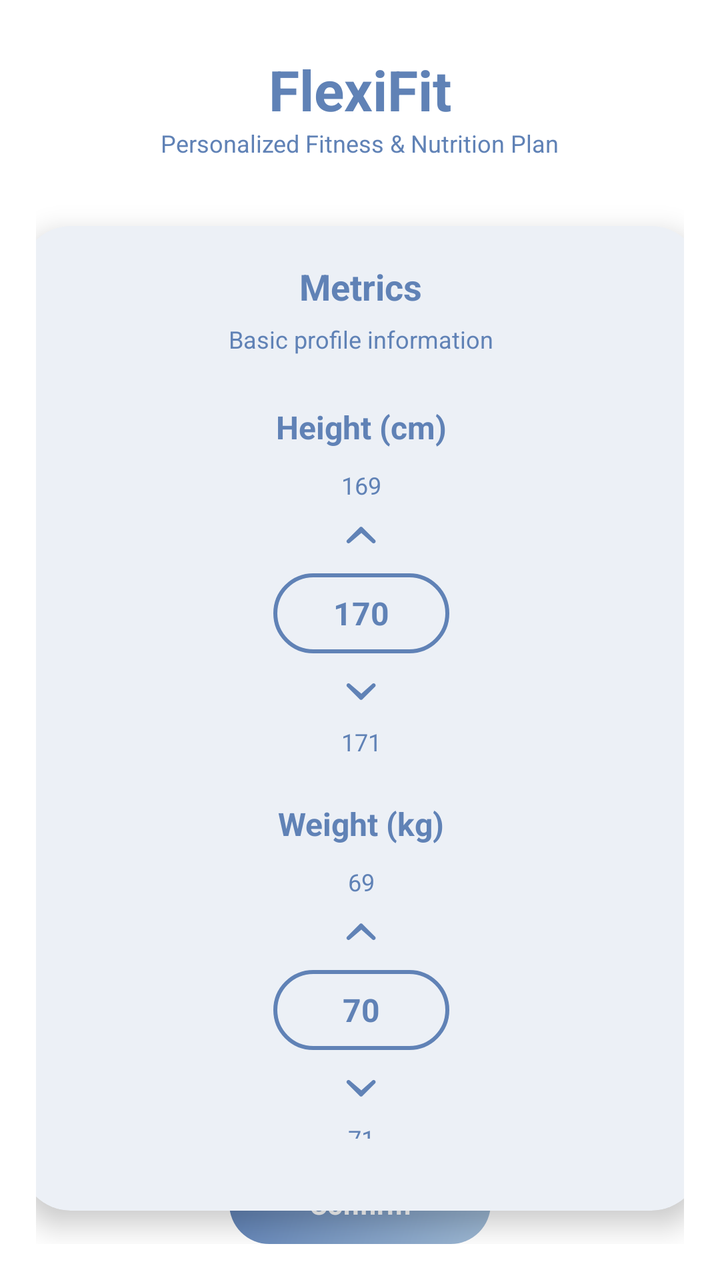
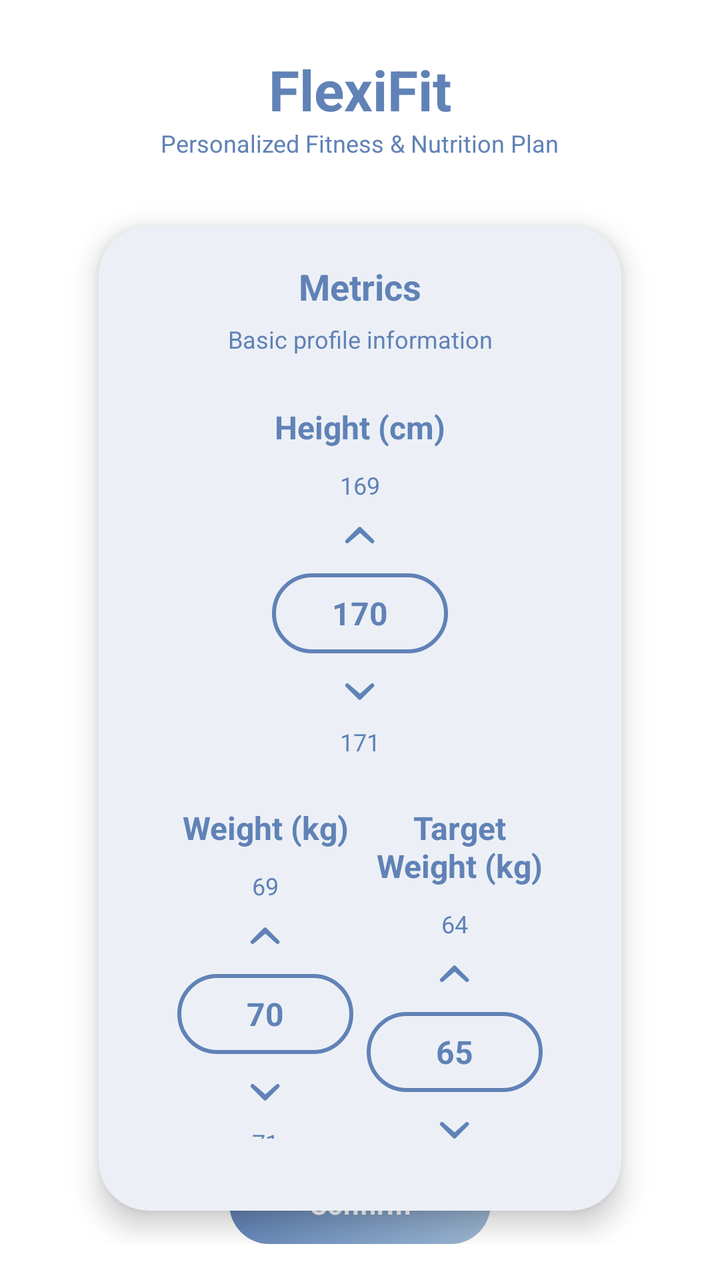

Compare the two renders of this Android layout. The source of the first and the diff that turns it into the second are given below.
<!-- AndroidManifest.xml: application theme Theme.FlexiFitApp -->
<!-- res/layout/obd_fragment_pg1p5_metrics.xml -->
<?xml version="1.0" encoding="utf-8"?>
<androidx.constraintlayout.widget.ConstraintLayout
    xmlns:android="http://schemas.android.com/apk/res/android"
    xmlns:app="http://schemas.android.com/apk/res-auto"
    android:layout_width="match_parent"
    android:layout_height="match_parent"
    android:background="@drawable/bg_screen_white"
    android:padding="18dp">

    <include
        android:id="@+id/header"
        layout="@layout/view_onboarding_header"
        app:layout_constraintTop_toTopOf="parent"
        app:layout_constraintStart_toStartOf="parent"
        app:layout_constraintEnd_toEndOf="parent"/>

    <com.google.android.material.card.MaterialCardView
        android:id="@+id/cardContainer"
        android:layout_width="371dp"
        android:layout_height="531dp"
        android:layout_marginStart="16dp"
        android:layout_marginTop="14dp"
        android:layout_marginEnd="16dp"
        app:contentPadding="18dp"
        app:cardUseCompatPadding="true"
        app:cardCornerRadius="25dp"
        app:cardElevation="8dp"
        app:layout_constraintEnd_toEndOf="parent"
        app:layout_constraintStart_toStartOf="parent"
        app:layout_constraintTop_toBottomOf="@id/header"
        app:strokeWidth="0dp">

        
        <LinearLayout
            android:id="@+id/pg1p5cardMainWrap"
            android:layout_width="match_parent"
            android:layout_height="match_parent"
            android:orientation="vertical">

            
            <LinearLayout
                android:id="@+id/MetricstitleWrap"
                android:layout_width="match_parent"
                android:layout_height="wrap_content"
                android:layout_marginBottom="7dp"
                android:orientation="vertical"
                android:gravity="center_horizontal">

                <TextView
                    android:id="@+id/tvTitle"
                    android:layout_width="match_parent"
                    android:layout_height="wrap_content"
                    android:gravity="center"
                    android:text="Metrics"
                    android:textColor="@color/colorPrimary"
                    android:textSize="18sp"
                    android:textStyle="bold" />

                <TextView
                    android:id="@+id/tvSubtitle"
                    android:layout_width="match_parent"
                    android:layout_height="wrap_content"
                    android:layout_marginTop="6dp"
                    android:gravity="center"
                    android:text="Basic profile information"
                    android:textColor="@color/colorPrimary"
                    android:textSize="12sp" />

            </LinearLayout>

            
            <FrameLayout
                android:id="@+id/contentArea"
                android:layout_width="match_parent"
                android:layout_height="0dp"
                android:layout_weight="1"
                android:foregroundGravity="center">

                <androidx.constraintlayout.widget.ConstraintLayout
                    android:id="@+id/lcard"
                    android:layout_width="match_parent"
                    android:layout_height="match_parent"
                    android:padding="18dp">

                    
                    <TextView
                        android:id="@+id/tvHeightLabel"
                        android:layout_width="wrap_content"
                        android:layout_height="wrap_content"
                        android:text="Height (cm)"
                        android:textColor="@color/colorPrimary"
                        android:textSize="16sp"
                        android:textStyle="bold"
                        app:layout_constraintTop_toTopOf="parent"
                        app:layout_constraintStart_toStartOf="parent"
                        app:layout_constraintEnd_toEndOf="parent" />

                    <LinearLayout
                        android:id="@+id/heightPicker"
                        android:layout_width="wrap_content"
                        android:layout_height="wrap_content"
                        android:layout_marginTop="10dp"
                        android:gravity="center_horizontal"
                        android:orientation="vertical"
                        app:layout_constraintTop_toBottomOf="@id/tvHeightLabel"
                        app:layout_constraintStart_toStartOf="parent"
                        app:layout_constraintEnd_toEndOf="parent">

                        <TextView
                            android:id="@+id/tvHeightPrev"
                            android:layout_width="wrap_content"
                            android:layout_height="wrap_content"
                            android:text="169"
                            android:textColor="@color/colorPrimary"
                            android:textSize="12sp" />

                        <ImageButton
                            android:id="@+id/btnHeightUp"
                            android:layout_width="36dp"
                            android:layout_height="36dp"
                            android:background="@android:color/transparent"
                            android:src="@drawable/baseline_keyboard_arrow_up_24"
                            android:contentDescription="Height up" />

                        
                        <FrameLayout
                            android:layout_width="88dp"
                            android:layout_height="40dp">

                            <TextView
                                android:id="@+id/tvHeightSelected"
                                android:layout_width="match_parent"
                                android:layout_height="match_parent"
                                android:gravity="center"
                                android:text="170"
                                android:textColor="@color/colorPrimary"
                                android:textSize="16sp"
                                android:textStyle="bold" />

                            <View
                                android:layout_width="match_parent"
                                android:layout_height="match_parent"
                                android:background="@drawable/flexifit_border"
                                android:clickable="false"
                                android:focusable="false"
                                android:importantForAccessibility="no" />
                        </FrameLayout>

                        <ImageButton
                            android:id="@+id/btnHeightDown"
                            android:layout_width="36dp"
                            android:layout_height="36dp"
                            android:background="@android:color/transparent"
                            android:src="@drawable/baseline_keyboard_arrow_down_24"
                            android:contentDescription="Height down" />

                        <TextView
                            android:id="@+id/tvHeightNext"
                            android:layout_width="wrap_content"
                            android:layout_height="wrap_content"
                            android:text="171"
                            android:textColor="@color/colorPrimary"
                            android:textSize="12sp" />
                    </LinearLayout>

                    
                    <TextView
                        android:id="@+id/tvWeightLabel"
                        android:layout_width="wrap_content"
                        android:layout_height="wrap_content"
                        android:layout_marginTop="22dp"
                        android:text="Weight (kg)"
                        android:textColor="@color/colorPrimary"
                        android:textSize="16sp"
                        android:textStyle="bold"
                        app:layout_constraintTop_toBottomOf="@id/heightPicker"
                        app:layout_constraintStart_toStartOf="parent"
                        app:layout_constraintEnd_toEndOf="parent" />

                    <LinearLayout
                        android:id="@+id/weightPicker"
                        android:layout_width="wrap_content"
                        android:layout_height="wrap_content"
                        android:layout_marginTop="10dp"
                        android:gravity="center_horizontal"
                        android:orientation="vertical"
                        app:layout_constraintTop_toBottomOf="@id/tvWeightLabel"
                        app:layout_constraintStart_toStartOf="parent"
                        app:layout_constraintEnd_toEndOf="parent">

                        <TextView
                            android:id="@+id/tvWeightPrev"
                            android:layout_width="wrap_content"
                            android:layout_height="wrap_content"
                            android:text="69"
                            android:textColor="@color/colorPrimary"
                            android:textSize="12sp" />

                        <ImageButton
                            android:id="@+id/btnWeightUp"
                            android:layout_width="36dp"
                            android:layout_height="36dp"
                            android:background="@android:color/transparent"
                            android:src="@drawable/baseline_keyboard_arrow_up_24"
                            android:contentDescription="Weight up" />

                        
                        <FrameLayout
                            android:layout_width="88dp"
                            android:layout_height="40dp">

                            <TextView
                                android:id="@+id/tvWeightSelected"
                                android:layout_width="match_parent"
                                android:layout_height="match_parent"
                                android:gravity="center"
                                android:text="70"
                                android:textColor="@color/colorPrimary"
                                android:textSize="16sp"
                                android:textStyle="bold" />

                            <View
                                android:layout_width="match_parent"
                                android:layout_height="match_parent"
                                android:background="@drawable/flexifit_border"
                                android:clickable="false"
                                android:focusable="false"
                                android:importantForAccessibility="no" />
                        </FrameLayout>

                        <ImageButton
                            android:id="@+id/btnWeightDown"
                            android:layout_width="36dp"
                            android:layout_height="36dp"
                            android:background="@android:color/transparent"
                            android:src="@drawable/baseline_keyboard_arrow_down_24"
                            android:contentDescription="Weight down" />

                        <TextView
                            android:id="@+id/tvWeightNext"
                            android:layout_width="wrap_content"
                            android:layout_height="wrap_content"
                            android:text="71"
                            android:textColor="@color/colorPrimary"
                            android:textSize="12sp" />
                    </LinearLayout>

                </androidx.constraintlayout.widget.ConstraintLayout>

            </FrameLayout>

        </LinearLayout>

    </com.google.android.material.card.MaterialCardView>

    <TextView
        android:id="@+id/btnConfirm"
        android:layout_width="wrap_content"
        android:layout_height="40dp"
        android:background="@drawable/btn_gradient"
        android:textColor="@color/white"
        android:paddingLeft="40dp"
        android:paddingRight="40dp"
        android:text="Confirm"
        android:textStyle="bold"
        android:gravity="center"
        app:layout_constraintBottom_toBottomOf="parent"
        app:layout_constraintEnd_toEndOf="parent"
        app:layout_constraintStart_toStartOf="parent" />
</androidx.constraintlayout.widget.ConstraintLayout>
<!-- res/layout/view_onboarding_header.xml (included above) -->
<?xml version="1.0" encoding="utf-8"?>
<LinearLayout xmlns:android="http://schemas.android.com/apk/res/android"
    android:layout_width="match_parent"
    android:layout_height="wrap_content"
    android:orientation="vertical"
    android:gravity="center_horizontal"
    android:paddingTop="8dp">

    <TextView
        android:id="@+id/tvBrand"
        android:layout_width="wrap_content"
        android:layout_height="wrap_content"
        android:text="FlexiFit"
        android:textColor="@color/colorPrimary"
        android:textSize="28sp"
        android:textStyle="bold"/>

    <TextView
        android:id="@+id/tvTagline"
        android:layout_width="wrap_content"
        android:layout_height="wrap_content"
        android:text="Personalized Fitness &amp; Nutrition Plan"
        android:textColor="@color/colorPrimary"
        android:textSize="12sp"/>
</LinearLayout>
<!-- resources referenced by this layout -->
<resources>
  <color name="colorPrimary">#6082B6</color>
  <color name="white">#FFFFFF</color>
  <!-- drawable baseline_keyboard_arrow_down_24 (drawable) -->
  <vector xmlns:android="http://schemas.android.com/apk/res/android"
      android:width="24dp"
      android:height="24dp"
      android:viewportWidth="24"
      android:viewportHeight="24"
      android:tint="@color/colorPrimary">
  
      <path
          android:fillColor="@android:color/white"
          android:pathData="M6.29,9.29c-0.39,-0.39 -1.02,-0.39 -1.41,0c-0.39,0.39 -0.39,1.02 0,1.41l6.29,6.3c0.39,0.39 1.02,0.39 1.41,0l6.29,-6.3c0.39,-0.39 0.39,-1.02 0,-1.41c-0.39,-0.39 -1.02,-0.39 -1.41,0L12,14.17l-5.71,-4.88z"/>
  </vector>
  <!-- drawable baseline_keyboard_arrow_up_24 (drawable) -->
  <vector xmlns:android="http://schemas.android.com/apk/res/android"
      android:width="24dp"
      android:height="24dp"
      android:viewportWidth="24"
      android:viewportHeight="24"
      android:tint="@color/colorPrimary">
  
      <path
          android:fillColor="@android:color/white"
          android:pathData="M6.29,14.71c-0.39,0.39 -1.02,0.39 -1.41,0c-0.39,-0.39 -0.39,-1.02 0,-1.41l6.29,-6.3c0.39,-0.39 1.02,-0.39 1.41,0l6.29,6.3c0.39,0.39 0.39,1.02 0,1.41c-0.39,0.39 -1.02,0.39 -1.41,0L12,9.83l-5.71,4.88z"/>
  </vector>
  <!-- drawable bg_screen_white (drawable) -->
  <?xml version="1.0" encoding="utf-8"?>
  <shape xmlns:android="http://schemas.android.com/apk/res/android">
      <solid android:color="@android:color/white"/>
  </shape>
  <!-- drawable btn_gradient (drawable) -->
  <?xml version="1.0" encoding="utf-8"?>
  <shape xmlns:android="http://schemas.android.com/apk/res/android">
      <gradient
          android:startColor="@color/gradientStart"
          android:endColor="@color/gradientEnd"
          android:angle="315"
          android:type="linear" />
  
      <corners android:radius="24dp" />
  </shape>
  <!-- drawable flexifit_border (drawable) -->
  <?xml version="1.0" encoding="utf-8"?>
  <shape xmlns:android="http://schemas.android.com/apk/res/android"
      android:shape="rectangle">
  
      <stroke
          android:width="2dp"
          android:color="@color/colorPrimary"/>
  
      <corners
          android:radius="30dp"/>
  
  </shape>
  <style name="Theme.FlexiFitApp" parent="Base.Theme.FlexiFitApp">
          
          <item name="navigationViewStyle">@style/Widget.FlexiFit.NavigationView</item>
      </style>
  <color name="gradientStart">#6082B6</color>
  <color name="gradientEnd">#9eb9d4   </color>
  <style name="Widget.FlexiFit.NavigationView" parent="Widget.Material3.NavigationView">
          
          <item name="android:background">@color/drawer_bg</item>
  
          
          <item name="itemTextColor">@color/nav_item_text_color</item>
          <item name="itemIconTint">@color/nav_item_icon_tint</item>
  
          
          <item name="itemBackground">@drawable/nav_item_background</item>
      </style>
  <color name="drawer_bg">#FFFFFF</color>
  <!-- drawable nav_item_background (drawable) -->
  <?xml version="1.0" encoding="utf-8"?>
  <selector xmlns:android="http://schemas.android.com/apk/res/android">
      
      <item android:state_checked="true" android:drawable="@drawable/nav_item_bg_selected" />
      
      <item android:drawable="@android:color/transparent" />
  </selector>
  <!-- drawable nav_item_bg_selected (drawable) -->
  <?xml version="1.0" encoding="utf-8"?>
  <shape xmlns:android="http://schemas.android.com/apk/res/android"
      android:shape="rectangle">
  
      <solid android:color="@color/nav_item_active_bg" />
  
      
      <corners android:radius="24dp" />
  
  </shape>
  <color name="nav_item_active_bg">@color/colorPrimary</color>
  <!-- unchanged entries left out for length: 1 -->
</resources>

<!-- the commit's change to res/layout/obd_fragment_pg1p5_metrics.xml (unified diff, before → after) -->
@@ -16,7 +16,7 @@
 
     <com.google.android.material.card.MaterialCardView
         android:id="@+id/cardContainer"
-        android:layout_width="371dp"
+        android:layout_width="0dp"
         android:layout_height="531dp"
         android:layout_marginStart="16dp"
         android:layout_marginTop="14dp"
@@ -25,26 +25,24 @@
         app:cardUseCompatPadding="true"
         app:cardCornerRadius="25dp"
         app:cardElevation="8dp"
+        app:layout_constraintTop_toBottomOf="@id/header"
+        app:layout_constraintStart_toStartOf="parent"
         app:layout_constraintEnd_toEndOf="parent"
-        app:layout_constraintStart_toStartOf="parent"
-        app:layout_constraintTop_toBottomOf="@id/header"
         app:strokeWidth="0dp">
 
-        
         <LinearLayout
             android:id="@+id/pg1p5cardMainWrap"
             android:layout_width="match_parent"
             android:layout_height="match_parent"
             android:orientation="vertical">
 
-            
             <LinearLayout
                 android:id="@+id/MetricstitleWrap"
                 android:layout_width="match_parent"
                 android:layout_height="wrap_content"
                 android:layout_marginBottom="7dp"
-                android:orientation="vertical"
-                android:gravity="center_horizontal">
+                android:gravity="center_horizontal"
+                android:orientation="vertical">
 
                 <TextView
                     android:id="@+id/tvTitle"
@@ -65,10 +63,8 @@
                     android:text="Basic profile information"
                     android:textColor="@color/colorPrimary"
                     android:textSize="12sp" />
-
             </LinearLayout>
 
-            
             <FrameLayout
                 android:id="@+id/contentArea"
                 android:layout_width="match_parent"
@@ -119,10 +115,9 @@
                             android:layout_width="36dp"
                             android:layout_height="36dp"
                             android:background="@android:color/transparent"
-                            android:src="@drawable/baseline_keyboard_arrow_up_24"
-                            android:contentDescription="Height up" />
-
-                        
+                            android:contentDescription="Height up"
+                            android:src="@drawable/baseline_keyboard_arrow_up_24" />
+
                         <FrameLayout
                             android:layout_width="88dp"
                             android:layout_height="40dp">
@@ -151,8 +146,8 @@
                             android:layout_width="36dp"
                             android:layout_height="36dp"
                             android:background="@android:color/transparent"
-                            android:src="@drawable/baseline_keyboard_arrow_down_24"
-                            android:contentDescription="Height down" />
+                            android:contentDescription="Height down"
+                            android:src="@drawable/baseline_keyboard_arrow_down_24" />
 
                         <TextView
                             android:id="@+id/tvHeightNext"
@@ -166,27 +161,29 @@
                     
                     <TextView
                         android:id="@+id/tvWeightLabel"
-                        android:layout_width="wrap_content"
-                        android:layout_height="wrap_content"
-                        android:layout_marginTop="22dp"
+                        android:layout_width="0dp"
+                        android:layout_height="wrap_content"
+                        android:layout_marginTop="24dp"
+                        android:gravity="center"
                         android:text="Weight (kg)"
                         android:textColor="@color/colorPrimary"
                         android:textSize="16sp"
                         android:textStyle="bold"
                         app:layout_constraintTop_toBottomOf="@id/heightPicker"
                         app:layout_constraintStart_toStartOf="parent"
-                        app:layout_constraintEnd_toEndOf="parent" />
+                        app:layout_constraintEnd_toStartOf="@id/guidelineCenter"
+                        app:layout_constraintHorizontal_bias="0.5" />
 
                     <LinearLayout
                         android:id="@+id/weightPicker"
-                        android:layout_width="wrap_content"
+                        android:layout_width="0dp"
                         android:layout_height="wrap_content"
                         android:layout_marginTop="10dp"
                         android:gravity="center_horizontal"
                         android:orientation="vertical"
                         app:layout_constraintTop_toBottomOf="@id/tvWeightLabel"
                         app:layout_constraintStart_toStartOf="parent"
-                        app:layout_constraintEnd_toEndOf="parent">
+                        app:layout_constraintEnd_toStartOf="@id/guidelineCenter">
 
                         <TextView
                             android:id="@+id/tvWeightPrev"
@@ -201,10 +198,9 @@
                             android:layout_width="36dp"
                             android:layout_height="36dp"
                             android:background="@android:color/transparent"
-                            android:src="@drawable/baseline_keyboard_arrow_up_24"
-                            android:contentDescription="Weight up" />
-
-                        
+                            android:contentDescription="Weight up"
+                            android:src="@drawable/baseline_keyboard_arrow_up_24" />
+
                         <FrameLayout
                             android:layout_width="88dp"
                             android:layout_height="40dp">
@@ -233,8 +229,8 @@
                             android:layout_width="36dp"
                             android:layout_height="36dp"
                             android:background="@android:color/transparent"
-                            android:src="@drawable/baseline_keyboard_arrow_down_24"
-                            android:contentDescription="Weight down" />
+                            android:contentDescription="Weight down"
+                            android:src="@drawable/baseline_keyboard_arrow_down_24" />
 
                         <TextView
                             android:id="@+id/tvWeightNext"
@@ -245,12 +241,101 @@
                             android:textSize="12sp" />
                     </LinearLayout>
 
+                    
+                    <androidx.constraintlayout.widget.Guideline
+                        android:id="@+id/guidelineCenter"
+                        android:layout_width="wrap_content"
+                        android:layout_height="wrap_content"
+                        android:orientation="vertical"
+                        app:layout_constraintGuide_percent="0.5" />
+
+                    
+                    <TextView
+                        android:id="@+id/tvTargetWeightLabel"
+                        android:layout_width="0dp"
+                        android:layout_height="wrap_content"
+                        android:layout_marginTop="24dp"
+                        android:gravity="center"
+                        android:text="Target Weight (kg)"
+                        android:textColor="@color/colorPrimary"
+                        android:paddingLeft="5dp"
+                        android:textSize="16sp"
+                        android:textStyle="bold"
+                        app:layout_constraintTop_toBottomOf="@id/heightPicker"
+                        app:layout_constraintStart_toStartOf="@id/guidelineCenter"
+                        app:layout_constraintEnd_toEndOf="parent"
+                        app:layout_constraintHorizontal_bias="0.5" />
+
+                    <LinearLayout
+                        android:id="@+id/targetWeightPicker"
+                        android:layout_width="0dp"
+                        android:layout_height="wrap_content"
+                        android:layout_marginTop="10dp"
+                        android:gravity="center_horizontal"
+                        android:orientation="vertical"
+                        app:layout_constraintTop_toBottomOf="@id/tvTargetWeightLabel"
+                        app:layout_constraintStart_toStartOf="@id/guidelineCenter"
+                        app:layout_constraintEnd_toEndOf="parent">
+
+                        <TextView
+                            android:id="@+id/tvTargetWeightPrev"
+                            android:layout_width="wrap_content"
+                            android:layout_height="wrap_content"
+                            android:text="64"
+                            android:textColor="@color/colorPrimary"
+                            android:textSize="12sp" />
+
+                        <ImageButton
+                            android:id="@+id/btnTargetWeightUp"
+                            android:layout_width="36dp"
+                            android:layout_height="36dp"
+                            android:background="@android:color/transparent"
+                            android:contentDescription="Target weight up"
+                            android:src="@drawable/baseline_keyboard_arrow_up_24" />
+
+                        <FrameLayout
+                            android:layout_width="88dp"
+                            android:layout_height="40dp">
+
+                            <TextView
+                                android:id="@+id/tvTargetWeightSelected"
+                                android:layout_width="match_parent"
+                                android:layout_height="match_parent"
+                                android:gravity="center"
+                                android:text="65"
+                                android:textColor="@color/colorPrimary"
+                                android:textSize="16sp"
+                                android:textStyle="bold" />
+
+                            <View
+                                android:layout_width="match_parent"
+                                android:layout_height="match_parent"
+                                android:background="@drawable/flexifit_border"
+                                android:clickable="false"
+                                android:focusable="false"
+                                android:importantForAccessibility="no" />
+                        </FrameLayout>
+
+                        <ImageButton
+                            android:id="@+id/btnTargetWeightDown"
+                            android:layout_width="36dp"
+                            android:layout_height="36dp"
+                            android:background="@android:color/transparent"
+                            android:contentDescription="Target weight down"
+                            android:src="@drawable/baseline_keyboard_arrow_down_24" />
+
+                        <TextView
+                            android:id="@+id/tvTargetWeightNext"
+                            android:layout_width="wrap_content"
+                            android:layout_height="wrap_content"
+                            android:text="66"
+                            android:textColor="@color/colorPrimary"
+                            android:textSize="12sp" />
+                    </LinearLayout>
+
                 </androidx.constraintlayout.widget.ConstraintLayout>
-
             </FrameLayout>
-
         </LinearLayout>
-
     </com.google.android.material.card.MaterialCardView>
 
     <TextView
@@ -258,15 +343,16 @@
         android:layout_width="wrap_content"
         android:layout_height="40dp"
         android:background="@drawable/btn_gradient"
-        android:textColor="@color/white"
+        android:gravity="center"
         android:paddingLeft="40dp"
         android:paddingRight="40dp"
         android:text="Confirm"
+        android:textColor="@color/white"
         android:textStyle="bold"
-        android:gravity="center"
         app:layout_constraintBottom_toBottomOf="parent"
-        app:layout_constraintEnd_toEndOf="parent"
-        app:layout_constraintStart_toStartOf="parent" />
+        app:layout_constraintStart_toStartOf="parent"
+        app:layout_constraintEnd_toEndOf="parent" />
+
 </androidx.constraintlayout.widget.ConstraintLayout>
 <!-- res/layout/view_onboarding_header.xml (included above) -->
 <?xml version="1.0" encoding="utf-8"?>
